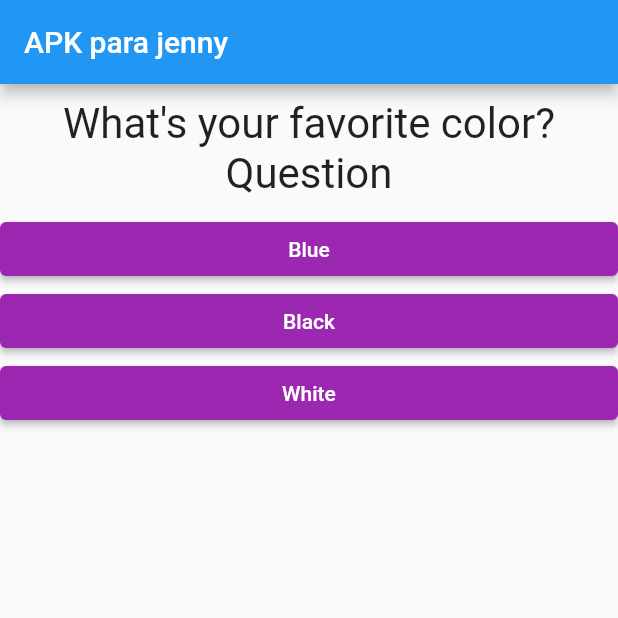
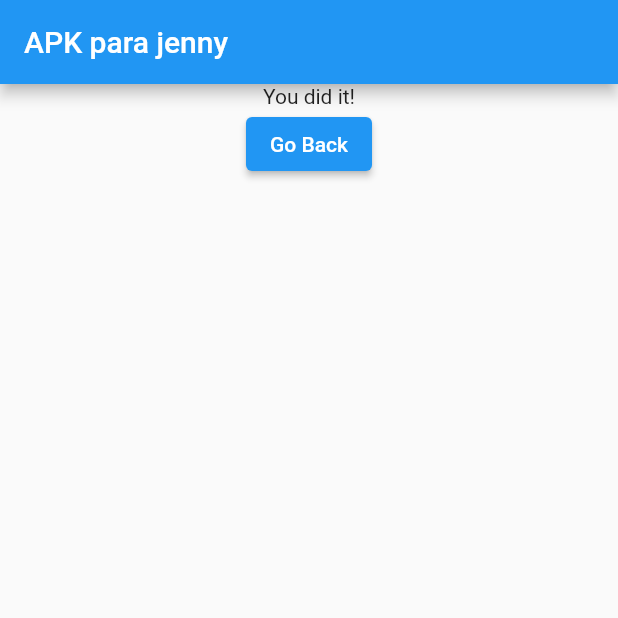
Before and after one commit to robertruben98/flutter_complete_guide, a Flutter app: the screen it shows after launch, after a tap on "Blue", after a tap on "Dolphin", on a phone screen of 412 x 824 dp, the top half of it. Run offline on Flutter 3.47's test engine with Material 2 defaults, Android fonts, the phone set to English and light mode, and no system bars; missing offline and left inert: dart:ffi.

Commit message:
ADD: complete form

```diff
--- a/lib/main.dart
+++ b/lib/main.dart
@@ -44,11 +44,15 @@ class _MyAppState extends State {
 
     void _answerQuestion() {
       setState(() {
-        if (_questionIndex < questions.length - 1) {
+        if (_questionIndex < questions.length) {
           _questionIndex = _questionIndex + 1;
-        } else {
+        }
+      });
+    }
+
+    void _goBack() {
+      setState(() {
         _questionIndex = 0;
-        }
       });
     }
 
@@ -57,13 +61,22 @@ class _MyAppState extends State {
           appBar: AppBar(
             title: Text(this.title),
           ),
-          body: Column(
+          body: _questionIndex < questions.length
+              ? Column(
                   children: [
                     Question(questions[_questionIndex]['title'] as String),
                     ...(questions[_questionIndex]['answers'] as List<String>)
                         .map((answer) => Answer(answer, _answerQuestion))
                         .toList()
                   ],
+                )
+              : Center(
+                  child: Column(
+                    children: [
+                      Text("You did it!"),
+                      ElevatedButton(onPressed: _goBack, child: Text("Go Back"))
+                    ],
+                  ),
                 )),
     );
   }
```
Lines whose indentation alone changed are shown as unchanged.
